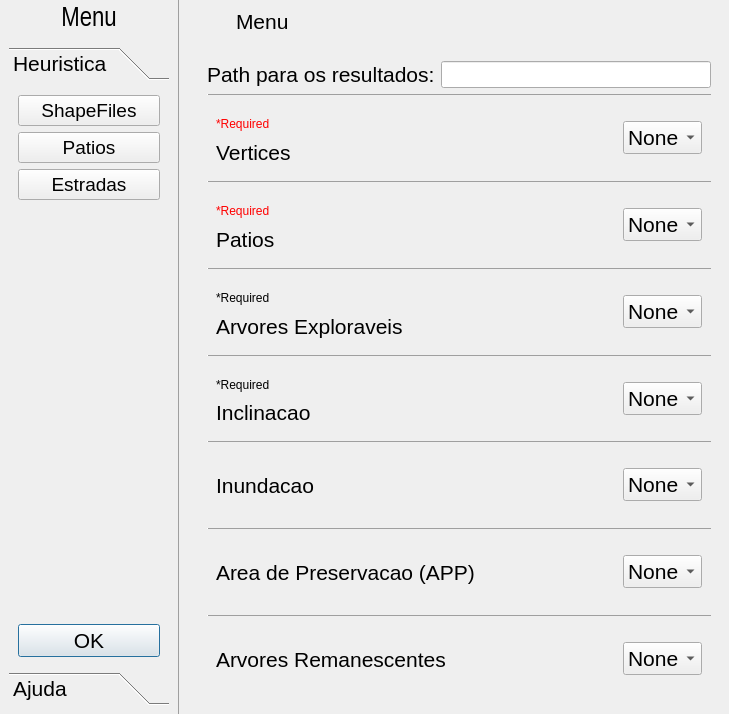
Old version of the form alocacao_otimizada_teste.ui in the repository DanielGMantuan/TCC-AlocacaoOtimizadaDeFacilidades.
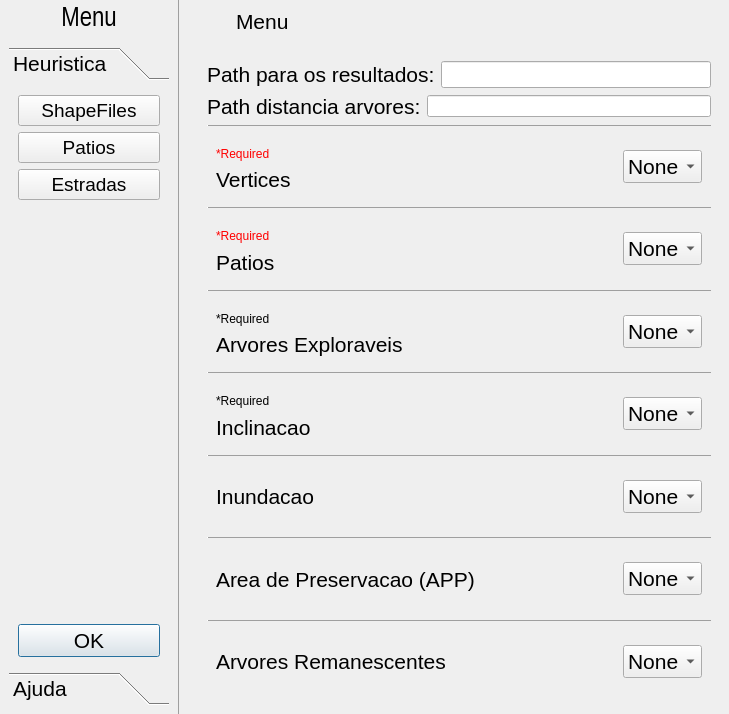
New version of the form. Icons and pictures are not drawn.

Commit message: fix: add distArvoresPath inputs

Diff of the .ui file:
```diff
--- a/alocacao_otimizada_teste.ui
+++ b/alocacao_otimizada_teste.ui
@@ -550,6 +550,25 @@
                  </item>
                 </layout>
                </item>
+               <item>
+                <layout class="QHBoxLayout" name="horizontalLayout_22">
+                 <item>
+                  <widget class="QLabel" name="label_7">
+                   <property name="font">
+                    <font>
+                     <pointsize>16</pointsize>
+                    </font>
+                   </property>
+                   <property name="text">
+                    <string>Path distancia arvores:</string>
+                   </property>
+                  </widget>
+                 </item>
+                 <item>
+                  <widget class="QLineEdit" name="distArvoresPath"/>
+                 </item>
+                </layout>
+               </item>
                <item>
                 <widget class="QFrame" name="divisor0">
                  <property name="sizePolicy">
```
The commit also changes 5 other files.
